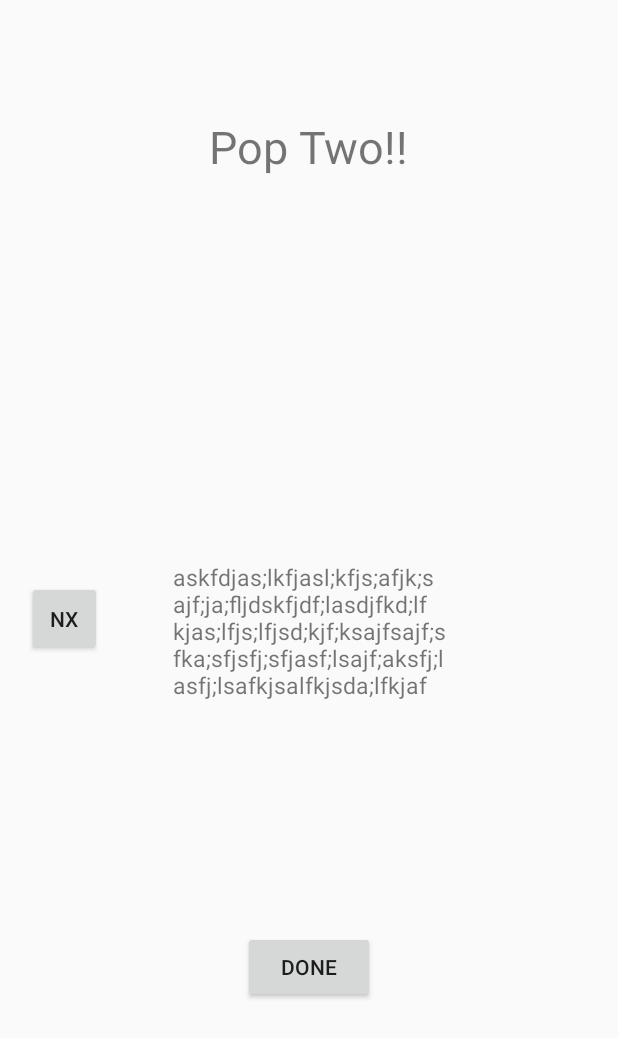
After one commit to joonyoo181/VideoUpload, an Android app: the layout activity_pop_two.xml on its own in the app's theme, with its tools: preview values and no code run, on a phone screen of 412 x 824 dp. The commit adds this screen. Shown: the top 1038 px of the screen. Run offline under Robolectric (Android 15) with nearby library versions, the phone set to English and light mode, and no system bars.

Commit message:
Popup windows created on the start of the app (after login) -If user is already log in, not shown

```diff
--- a/app/src/main/java/com/example/iambeta/camera/Camera.kt
+++ b/app/src/main/java/com/example/iambeta/camera/Camera.kt
@@ -48,7 +48,7 @@ class Camera : AppCompatActivity() {
 
     //Opening Main Page from Camera Page
     fun cameraToMainPage(view: View){
-        startActivity(Intent(this, MainActivity::class.java))
+        startActivity(Intent(applicationContext, MainActivity::class.java))
         finish()
     }
 
@@ -72,7 +72,7 @@ class Camera : AppCompatActivity() {
             requestCameraPermission()
         }else{
             fotoapparat?.takePicture()?.saveToFile(dest)
-            Toast.makeText(applicationContext, "Picture Taken", Toast.LENGTH_SHORT).show()
+            Toast.makeText(this, "Picture Taken", Toast.LENGTH_SHORT).show()
         }
     }
 
@@ -132,7 +132,7 @@ class Camera : AppCompatActivity() {
     override fun onResume(){
         super.onResume()
         if(!hasNoCameraPermissions() && fotoapparatState == FotoapparatState.OFF){
-            startActivity(Intent(baseContext, Camera::class.java))
+            startActivity(Intent(applicationContext, Camera::class.java))
             finish()
         }
     }
--- a/app/src/main/java/com/example/iambeta/mainPage/MainActivity.kt
+++ b/app/src/main/java/com/example/iambeta/mainPage/MainActivity.kt
@@ -16,13 +16,13 @@ class MainActivity : AppCompatActivity() {
 
     //Opening Camera from Main Page
     fun mainToCamera(view: View){
-        startActivity(Intent(this, Camera::class.java))
+        startActivity(Intent(applicationContext, Camera::class.java))
         finish()
     }
 
     //Opening Profile Page from Main Page
     fun mainToProfilePage(view: View){
-        startActivity(Intent(this, ProfilePage::class.java))
+        startActivity(Intent(applicationContext, ProfilePage::class.java))
         finish()
     }
 }
--- a/app/src/main/java/com/example/iambeta/profilePage/FAQPage.kt
+++ b/app/src/main/java/com/example/iambeta/profilePage/FAQPage.kt
@@ -15,7 +15,7 @@ class FAQPage : AppCompatActivity() {
 
     //Opening Profile Page From FAQ Page
     fun faqToProfilePage(view: View){
-        startActivity(Intent(this, ProfilePage::class.java))
+        startActivity(Intent(applicationContext, ProfilePage::class.java))
         finish()
     }
 }
--- a/app/src/main/java/com/example/iambeta/profilePage/ProfilePage.kt
+++ b/app/src/main/java/com/example/iambeta/profilePage/ProfilePage.kt
@@ -21,19 +21,19 @@ class ProfilePage : AppCompatActivity() {
     fun profileLogOut(view: View){
         FirebaseAuth.getInstance().signOut()
         Toast.makeText(applicationContext,"Successfully Logged Out!", Toast.LENGTH_LONG).show()
-        startActivity(Intent(this, SignInActivity::class.java))
+        startActivity(Intent(applicationContext, SignInActivity::class.java))
         finish()
     }
 
     //Opening FAQ Page from Profile Page
     fun profileToFAQPage(view: View){
-        startActivity(Intent(this, FAQPage::class.java))
+        startActivity(Intent(applicationContext, FAQPage::class.java))
         finish()
     }
 
     //Opening Main Page from Profile Page
     fun profileToMainPage(view: View){
-        startActivity(Intent(this, MainActivity::class.java))
+        startActivity(Intent(applicationContext, MainActivity::class.java))
         finish()
     }
 }
--- /dev/null
+++ b/app/src/main/res/layout/activity_pop_two.xml
@@ -0,0 +1,59 @@
+<?xml version="1.0" encoding="utf-8"?>
+<androidx.constraintlayout.widget.ConstraintLayout xmlns:android="http://schemas.android.com/apk/res/android"
+    xmlns:app="http://schemas.android.com/apk/res-auto"
+    xmlns:tools="http://schemas.android.com/tools"
+    android:layout_width="match_parent"
+    android:layout_height="match_parent"
+    tools:context=".mainPage.popUp.PopTwo">
+
+    <TextView
+        android:id="@+id/popOneWelcome"
+        android:layout_width="wrap_content"
+        android:layout_height="50dp"
+        android:text="Pop Two!!"
+        android:textSize="30dp"
+        app:layout_constraintBottom_toBottomOf="parent"
+        app:layout_constraintEnd_toEndOf="parent"
+        app:layout_constraintHorizontal_bias="0.5"
+        app:layout_constraintStart_toStartOf="parent"
+        app:layout_constraintTop_toTopOf="parent"
+        app:layout_constraintVertical_bias="0.1" />
+
+    <TextView
+        android:id="@+id/textView3"
+        android:layout_width="182dp"
+        android:layout_height="203dp"
+        android:text="askfdjas;lkfjasl;kfjs;afjk;sajf;ja;fljdskfjdf;lasdjfkd;lfkjas;lfjs;lfjsd;kjf;ksajfsajf;sfka;sfjsfj;sfjasf;lsajf;aksfj;lasfj;lsafkjsalfkjsda;lfkjaf"
+        android:textSize="15dp"
+        app:layout_constraintBottom_toBottomOf="parent"
+        app:layout_constraintEnd_toEndOf="parent"
+        app:layout_constraintStart_toStartOf="parent"
+        app:layout_constraintTop_toBottomOf="@+id/popOneWelcome" />
+
+    <Button
+        android:id="@+id/popTwoToPopOne"
+        android:onClick="popTwoToPopOne"
+        android:layout_width="50dp"
+        android:layout_height="50dp"
+        android:text="nx"
+        app:layout_constraintBottom_toBottomOf="parent"
+        app:layout_constraintEnd_toEndOf="parent"
+        app:layout_constraintHorizontal_bias="0.05"
+        app:layout_constraintStart_toStartOf="parent"
+        app:layout_constraintTop_toTopOf="parent"
+        app:layout_constraintVertical_bias="0.5" />
+
+    <Button
+        android:id="@+id/popupDone"
+        android:onClick="popupDone"
+        android:layout_width="wrap_content"
+        android:layout_height="wrap_content"
+        android:text="Done"
+        app:layout_constraintBottom_toBottomOf="parent"
+        app:layout_constraintEnd_toEndOf="parent"
+        app:layout_constraintHorizontal_bias="0.5"
+        app:layout_constraintStart_toStartOf="parent"
+        app:layout_constraintTop_toTopOf="parent"
+        app:layout_constraintVertical_bias="0.8" />
+
+</androidx.constraintlayout.widget.ConstraintLayout>
--- a/app/src/main/res/values/styles.xml
+++ b/app/src/main/res/values/styles.xml
@@ -2,7 +2,10 @@
 
     <!-- Base application theme. -->
     <style name="AppTheme" parent="Theme.AppCompat.Light.NoActionBar">
-        <!-- Customize your theme here. -->
+        <item name="android:windowContentTransitions">true</item>
     </style>
 
+    <style name="AppTheme.TransparentBG" >
+        <item name="android:windowIsTranslucent">true</item>
+    </style>
 </resources>
```
Also changed, not shown: app/src/main/AndroidManifest.xml (+8 -3 lines), app/src/main/java/com/example/iambeta/mainPage/popUp/PopOne.kt (added, +33 -0 lines), app/src/main/java/com/example/iambeta/mainPage/popUp/PopTwo.kt (added, +37 -0 lines), app/src/main/res/layout/activity_pop_one.xml (added, +46 -0 lines).
